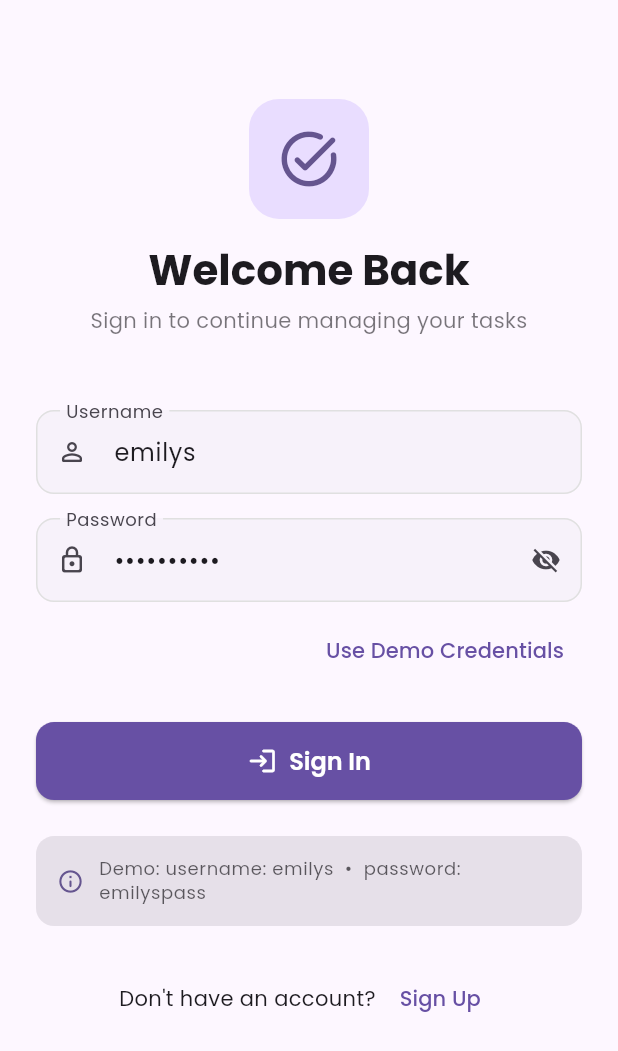
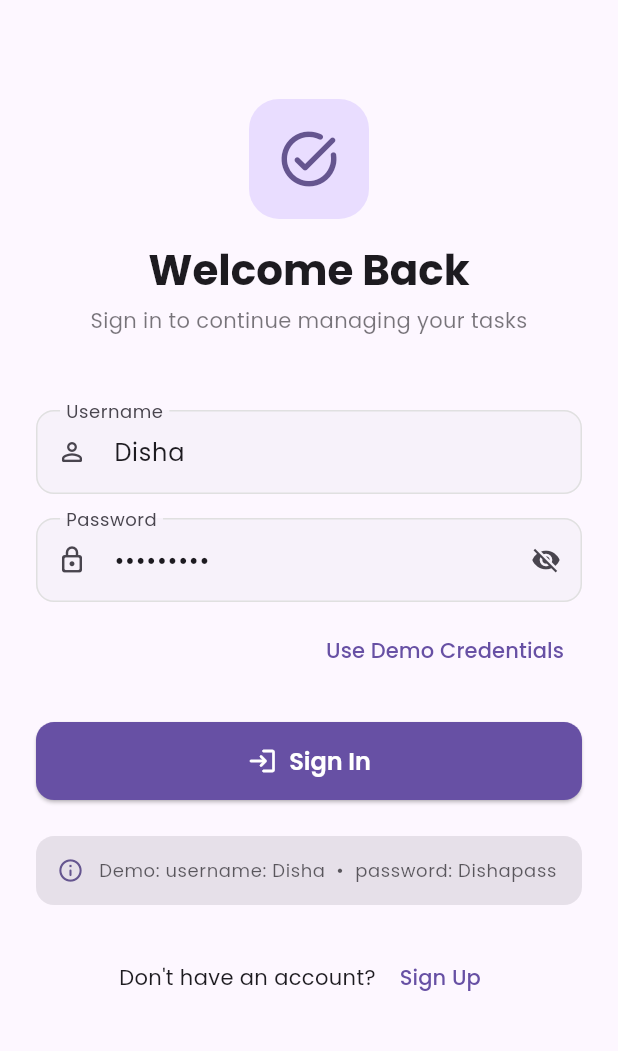
Before and after one commit to technoenthus/Myraid, a Flutter app: the screen it shows after launch, after a tap on "Use Demo Credentials", on a phone screen of 412 x 824 dp. Shown: the top 1051 px of the screen. Run offline on Flutter 3.47's test engine with Material 3 defaults, Android fonts, the phone set to English and light mode, and no system bars; drawn by our look-alikes of flutter_animate; our stand-ins replace dio, flutter_riverpod, flutter_secure_storage, go_router, google_fonts, shared_preferences and 1 more; network calls fail.

Commit message:
final changes

```diff
--- a/lib/core/constants/api_constants.dart
+++ b/lib/core/constants/api_constants.dart
@@ -14,6 +14,6 @@ class ApiConstants {
   static const int pageLimit = 10;
 
   // Timeouts (ms)
-  static const int connectTimeout = 10000;
-  static const int receiveTimeout = 15000;
+  static const int connectTimeout = 20000;
+  static const int receiveTimeout = 30000;
 }
--- a/lib/data/services/api_service.dart
+++ b/lib/data/services/api_service.dart
@@ -82,8 +82,10 @@ class ApiService {
   AppException _handleError(DioException e) {
     switch (e.type) {
       case DioExceptionType.connectionTimeout:
+        return AppException.unknown('Request timeout. Please check your internet connection and try again.');
       case DioExceptionType.receiveTimeout:
       case DioExceptionType.sendTimeout:
+        return AppException.unknown('Server is taking too long to respond. Please try again.');
       case DioExceptionType.connectionError:
         return AppException.networkError();
       case DioExceptionType.badResponse:
--- a/lib/data/services/storage_service.dart
+++ b/lib/data/services/storage_service.dart
@@ -9,6 +9,7 @@ class StorageService {
   static const _userKey = 'cached_user';
   static const _tasksKey = 'cached_tasks';
   static const _themeKey = 'is_dark_mode';
+  static const _localUsersKey = 'local_registered_users';
 
   final FlutterSecureStorage _secure;
   final SharedPreferences _prefs;
@@ -45,6 +46,37 @@ class StorageService {
 
   Future<void> clearUser() => _prefs.remove(_userKey);
 
+  // ── Local registered users ─────────────────────────────────────────────────
+
+  Future<void> registerLocalUser({
+    required String username,
+    required String password,
+    required String firstName,
+    required String lastName,
+    required String email,
+  }) async {
+    final users = _localUsersMap;
+    final id = 900000 + users.length + 1;
+    users[username.toLowerCase()] = {
+      'id': id,
+      'username': username,
+      'password': password,
+      'firstName': firstName,
+      'lastName': lastName,
+      'email': email,
+    };
+    await _prefs.setString(_localUsersKey, jsonEncode(users));
+  }
+
+  Map<String, dynamic>? getLocalUser(String username) =>
+      _localUsersMap[username.toLowerCase()] as Map<String, dynamic>?;
+
+  Map<String, dynamic> get _localUsersMap {
+    final data = _prefs.getString(_localUsersKey);
+    if (data == null) return {};
+    return jsonDecode(data) as Map<String, dynamic>;
+  }
+
   // ── Task cache ────────────────────────────────────────────────────────────
 
   Future<void> saveTasks(List<TaskModel> tasks) {
--- a/lib/main.dart
+++ b/lib/main.dart
@@ -3,7 +3,10 @@ import 'package:flutter_riverpod/flutter_riverpod.dart';
 import 'package:google_fonts/google_fonts.dart';
 import 'package:shared_preferences/shared_preferences.dart';
 
+import 'package:flutter_secure_storage/flutter_secure_storage.dart';
+
 import 'core/theme/app_theme.dart';
+import 'data/services/storage_service.dart';
 import 'providers/auth_provider.dart';
 import 'providers/theme_provider.dart';
 import 'router/app_router.dart';
@@ -14,6 +17,9 @@ void main() async {
   GoogleFonts.config.allowRuntimeFetching = false;
   final prefs = await SharedPreferences.getInstance();
 
+  // Pre-seed the demo account so "Use Demo Credentials" works on a fresh install.
+  await _seedDemoAccount(prefs);
+
   runApp(
     ProviderScope(
       overrides: [
@@ -21,6 +27,28 @@ void main() async {
       ],
       child: const MyApp(),
     ),
+  );
+}
+
+/// Seeds the demo account once so "Use Demo Credentials" always works.
+Future<void> _seedDemoAccount(SharedPreferences prefs) async {
+  const key = 'local_registered_users';
+  final existing = prefs.getString(key);
+  // Only seed if 'disha' isn't already registered.
+  if (existing != null && existing.contains('"disha"')) return;
+
+  // Reuse StorageService directly — no Riverpod needed at this point.
+  const secure = AndroidOptions(encryptedSharedPreferences: true);
+  final storage = StorageService(
+    const FlutterSecureStorage(aOptions: secure),
+    prefs,
+  );
+  await storage.registerLocalUser(
+    username: 'Disha',
+    password: 'Dishapass',
+    firstName: 'Disha',
+    lastName: 'Demo',
+    email: 'disha@myraid.app',
   );
 }
 
--- a/lib/providers/auth_provider.dart
+++ b/lib/providers/auth_provider.dart
@@ -76,7 +76,8 @@ class AuthNotifier extends StateNotifier<AuthState> {
       final user = await _repo.restoreSession();
       state =
           user != null ? AuthAuthenticated(user) : const AuthUnauthenticated();
-    } catch (_) {
+    } catch (e) {
+      // Silently fail on network errors during splash – user will login normally
       state = const AuthUnauthenticated();
     }
   }
--- a/lib/screens/auth/login_screen.dart
+++ b/lib/screens/auth/login_screen.dart
@@ -45,8 +45,8 @@ class _LoginScreenState extends ConsumerState<LoginScreen> {
   }
 
   void _fillDemoCredentials() {
-    _usernameCtrl.text = 'emilys';
-    _passwordCtrl.text = 'emilyspass';
+    _usernameCtrl.text = 'Disha';
+    _passwordCtrl.text = 'Dishapass';
   }
 
   @override
@@ -212,7 +212,7 @@ class _LoginScreenState extends ConsumerState<LoginScreen> {
                       const SizedBox(width: 10),
                       Expanded(
                         child: Text(
-                          'Demo: username: emilys  •  password: emilyspass',
+                          'Demo: username: Disha  •  password: Dishapass',
                           style: Theme.of(context).textTheme.bodySmall?.copyWith(
                                 color: colorScheme.onSurface.withValues(alpha: 0.7),
                               ),
```
Also changed, not shown: lib/data/repositories/auth_repository.dart (+27 -0 lines), lib/screens/auth/register_screen.dart (+9 -2 lines), 2 other files.
